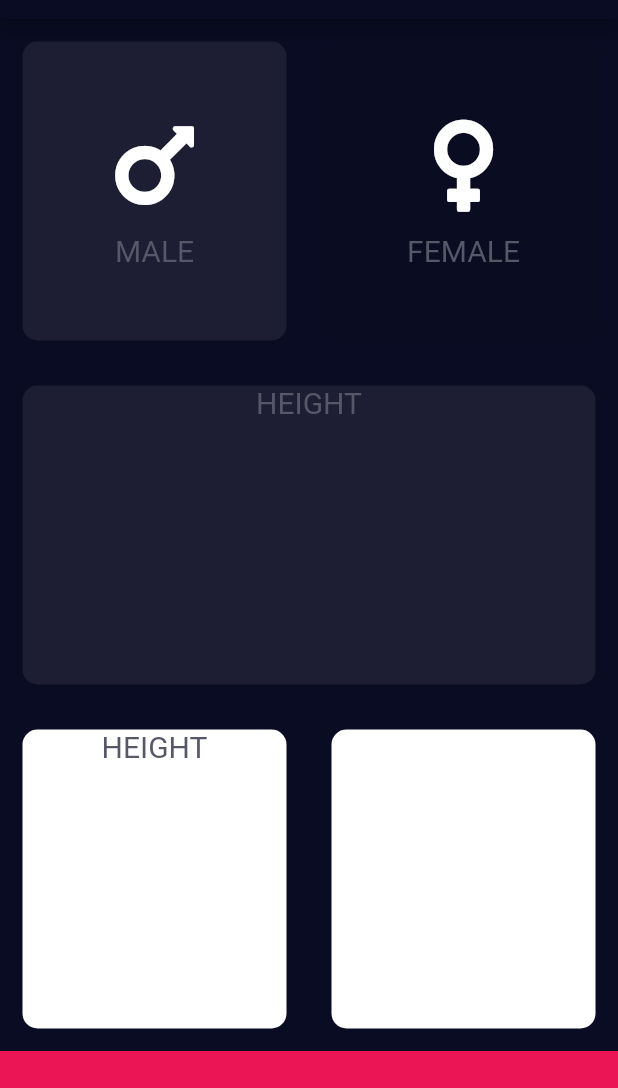
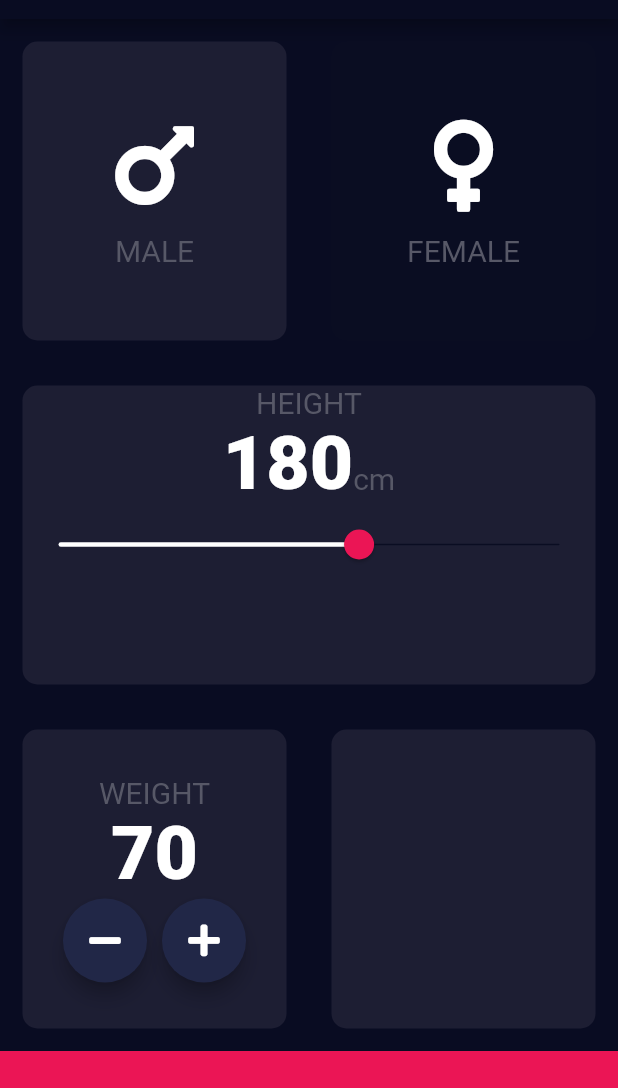
Before and after one commit to amrel7afy/BMI-CALCULATOR, a Flutter app: the screen it shows after launch, on a phone screen of 412 x 824 dp, the part 65-1153 px from its top. Run offline on Flutter 3.47's test engine with Material 2 defaults, Android fonts, the phone set to English and light mode, and no system bars; our stand-ins replace font_awesome_flutter.

Commit message:
slider and weight card is added

```diff
--- a/lib/constants.dart
+++ b/lib/constants.dart
@@ -1,4 +1,7 @@
+import 'package:flutter/cupertino.dart';
 import 'package:flutter/material.dart';
 const kActiveColor= Color(0xFF1D1E33);
 const kInactiveColor=Color(0xff0A0D22);
 const kLabelStyle= TextStyle(color: Color(0xFF575867,),fontSize: 20);
+const kNumberStyle=TextStyle(color: Colors.white,fontWeight: FontWeight.w900,fontSize: 50.0);
+const kBottomContainerColor=Color(0xffEB1555);
--- a/lib/input_page.dart
+++ b/lib/input_page.dart
@@ -1,3 +1,4 @@
+import 'package:flutter/cupertino.dart';
 import 'package:flutter/material.dart';
 import 'reusable_card.dart';
 import 'package:font_awesome_flutter/font_awesome_flutter.dart';
@@ -15,6 +16,8 @@ class InputPage extends StatefulWidget {
 
 class _InputPageState extends State<InputPage> {
   Gender selectedGender = Gender.male;
+  int height = 180;
+  int weight =70;
   @override
   Widget build(BuildContext context) {
     return Scaffold(
@@ -66,9 +69,47 @@ class _InputPageState extends State<InputPage> {
             ),
           ),
           Expanded(
-            child: ReusableCard(colour: kActiveColor, cardChild: Column(
+            child: ReusableCard(
+                colour: kActiveColor,
+                cardChild: Column(
                   children: [
-                Text('HEIGHT',style: kLabelStyle,)
+                    Text(
+                      'HEIGHT',
+                      style: kLabelStyle,
+                    ),
+                    Row(
+                      mainAxisAlignment: MainAxisAlignment.center,
+                      crossAxisAlignment: CrossAxisAlignment.baseline,
+                      textBaseline: TextBaseline.alphabetic,
+                      children: [
+                        Text(
+                          height.toString(),
+                          style: kNumberStyle,
+                        ),
+                        Text(
+                          'cm',
+                          style: kLabelStyle,
+                        )
+                      ],
+                    ),
+                    SliderTheme(
+                      data: SliderThemeData().copyWith(
+                          activeTrackColor: Colors.white,
+                          inactiveTrackColor: kInactiveColor,
+                          thumbColor: kBottomContainerColor,
+                          overlayColor: Color(0x29EB1555),
+                          trackHeight: 1),
+                      child: Slider(
+                        min: 120,
+                        max: 220,
+                        onChanged: (double value) {
+                          setState(() {
+                            height = value.round();
+                          });
+                        },
+                        value: height.toDouble(),
+                      ),
+                    )
                   ],
                 )),
           ),
@@ -77,20 +118,45 @@ class _InputPageState extends State<InputPage> {
               children: [
                 Expanded(
                   child: ReusableCard(
-                      colour: Colors.white, cardChild: Column(
+                      colour: kActiveColor,
+                      cardChild: Column(
+                        mainAxisAlignment: MainAxisAlignment.center,
                         children: [
-                      Text('HEIGHT',style: kLabelStyle,)
+                          Text(
+                            'WEIGHT',
+                            style: kLabelStyle,
+                          ),
+                          Text(weight.toString(),style: kNumberStyle,),
+                          Row(
+                            mainAxisAlignment: MainAxisAlignment.center,
+                            children: [
+                              RoundBotton(icon: FontAwesomeIcons.minus,
+                                onpress: (){
+                                  setState(() {
+                                    weight--;
+                                  });
+                                },
+                              ),
+                              SizedBox(width: 10,),
+                              RoundBotton(icon: FontAwesomeIcons.plus,
+                                  onpress: (){
+                                    setState(() {
+                                      weight++;
+                                    });
+                                  })
+                            ],
+                          )
                         ],
                       )),
                 ),
                 Expanded(
                     child: ReusableCard(
-                        colour: Colors.white, cardChild: Container()))
+                        colour: kActiveColor, cardChild: Container()))
               ],
             ),
           ),
           Container(
-            color: Color(0xffEB1555),
+            color: kBottomContainerColor,
             width: double.infinity,
             height: 80,
           )
@@ -99,3 +165,19 @@ class _InputPageState extends State<InputPage> {
     );
   }
 }
+
+class RoundBotton extends StatelessWidget {
+RoundBotton({required this.onpress,required this.icon});
+final Function onpress;
+final IconData icon;
+  @override
+  Widget build(BuildContext context) {
+    return RawMaterialButton(
+      child: Icon(icon),
+      constraints: BoxConstraints.tightFor(width: 56.0,height: 56.0),
+      fillColor:  Color(0xff212747),
+      elevation: 5,
+      shape: CircleBorder(),
+        onPressed: (){onpress();});
+  }
+}
```
Lines whose indentation alone changed are shown as unchanged.
